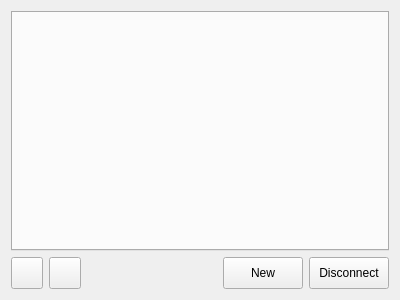
Above: src/gui/conversationwidget.ui from MiroslavR/Emogler before the change. Below: the same form after it.
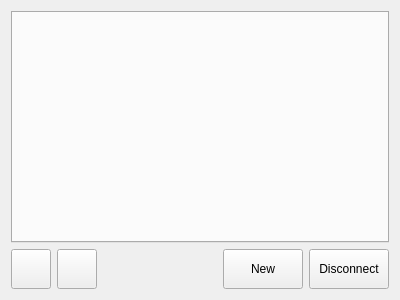
That is the form after the change. Icons and pictures are not drawn.

The edit to the form file:
```diff
--- a/src/gui/conversationwidget.ui
+++ b/src/gui/conversationwidget.ui
@@ -42,14 +42,14 @@
        </property>
        <property name="minimumSize">
         <size>
-         <width>32</width>
-         <height>32</height>
+         <width>40</width>
+         <height>40</height>
         </size>
        </property>
        <property name="maximumSize">
         <size>
-         <width>32</width>
-         <height>32</height>
+         <width>40</width>
+         <height>40</height>
         </size>
        </property>
        <property name="toolTip">
@@ -80,14 +80,14 @@
        </property>
        <property name="minimumSize">
         <size>
-         <width>32</width>
-         <height>32</height>
+         <width>40</width>
+         <height>40</height>
         </size>
        </property>
        <property name="maximumSize">
         <size>
-         <width>32</width>
-         <height>32</height>
+         <width>40</width>
+         <height>40</height>
         </size>
        </property>
        <property name="toolTip">
@@ -125,18 +125,28 @@
        <property name="minimumSize">
         <size>
          <width>32</width>
-         <height>32</height>
+         <height>40</height>
         </size>
        </property>
        <property name="maximumSize">
         <size>
          <width>16777215</width>
-         <height>32</height>
+         <height>40</height>
         </size>
        </property>
        <property name="text">
         <string notr="true">New</string>
        </property>
+       <property name="icon">
+        <iconset resource="../../icons.qrc">
+         <normaloff>:/data/gui/new.png</normaloff>:/data/gui/new.png</iconset>
+       </property>
+       <property name="iconSize">
+        <size>
+         <width>24</width>
+         <height>24</height>
+        </size>
+       </property>
        <property name="checkable">
         <bool>false</bool>
        </property>
@@ -153,13 +163,13 @@
        <property name="minimumSize">
         <size>
          <width>32</width>
-         <height>32</height>
+         <height>40</height>
         </size>
        </property>
        <property name="maximumSize">
         <size>
          <width>16777215</width>
-         <height>32</height>
+         <height>40</height>
         </size>
        </property>
        <property name="whatsThis">
@@ -168,6 +178,16 @@
        <property name="text">
         <string notr="true">Disconnect</string>
        </property>
+       <property name="icon">
+        <iconset resource="../../icons.qrc">
+         <normaloff>:/data/gui/disconnect.png</normaloff>:/data/gui/disconnect.png</iconset>
+       </property>
+       <property name="iconSize">
+        <size>
+         <width>24</width>
+         <height>24</height>
+        </size>
+       </property>
        <property name="checkable">
         <bool>false</bool>
        </property>
```
